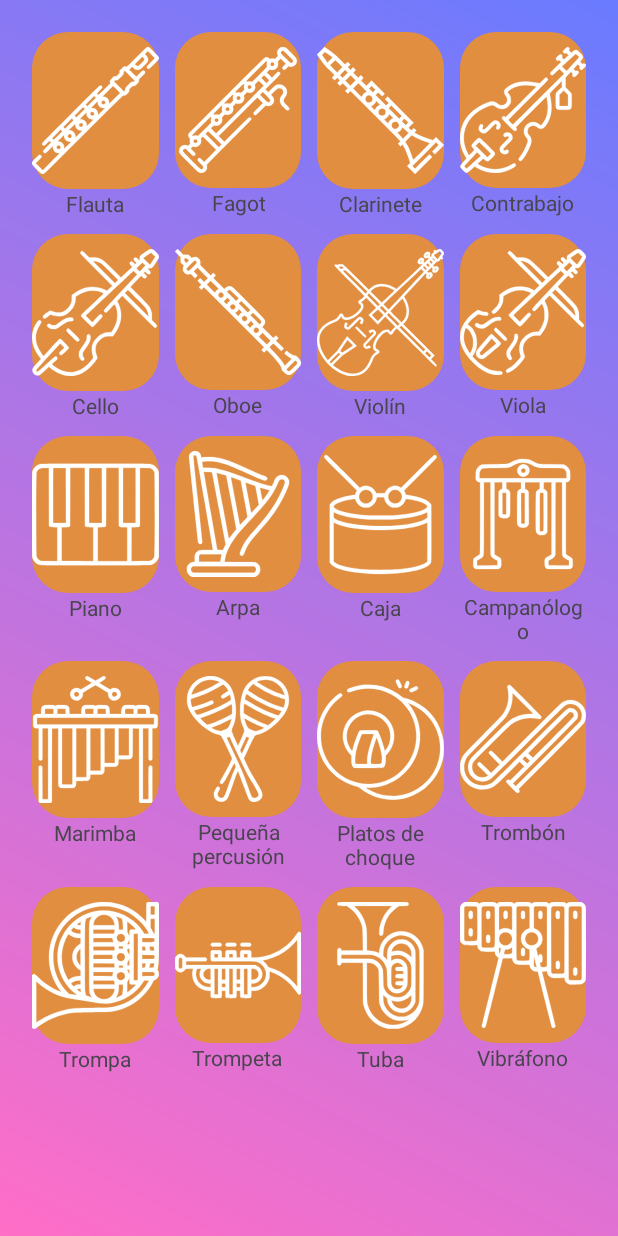
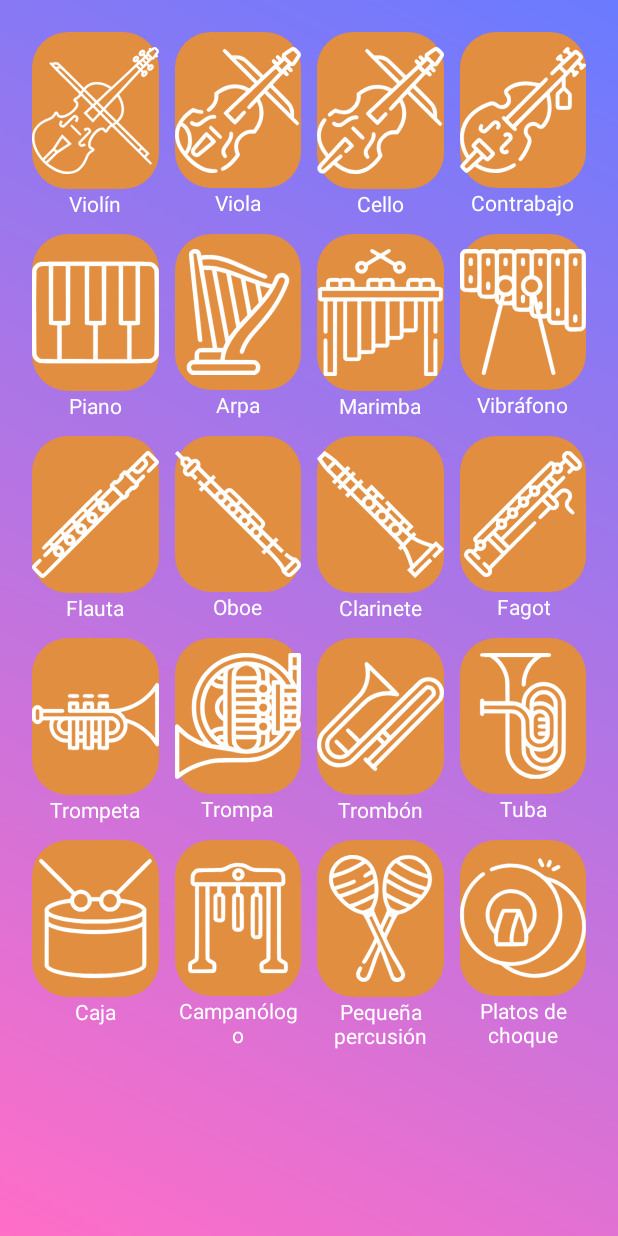
Before and after one commit to mariokhz/MusiKe, an Android app: the StudyActivity screen opened directly, with no data from a screen before it, on a phone screen of 412 x 824 dp. Run offline under Robolectric (Android 15) with nearby library versions, the phone set to English and light mode, and no system bars.

Commit message:
[study] cambio de orden

```diff
--- a/app/src/main/java/mario/khz/musike/StudyActivity.java
+++ b/app/src/main/java/mario/khz/musike/StudyActivity.java
@@ -31,6 +31,15 @@ public class StudyActivity extends AppCompatActivity {
 
         instrumentos = cargarInstrumentosDesdeAssets();
 
+        // Orden de instrumentos
+        instrumentos = new String[]{
+            "violin", "viola", "cello", "contrabajo",
+            "piano", "arpa", "marimba", "vibrafono",
+            "flauta", "oboe", "clarinete", "fagot",
+            "trompeta", "trompa", "trombon", "tuba",
+            "caja", "campanologo", "pequena_percusion", "platos_de_choque"
+        };
+
         GridLayout grid = findViewById(R.id.studyGrid);
         adapter = new StudyGridAdapter(this, instrumentos, displayNameMap);
         adapter.populate(grid);
--- a/app/src/main/java/mario/khz/musike/StudyGridAdapter.java
+++ b/app/src/main/java/mario/khz/musike/StudyGridAdapter.java
@@ -1,6 +1,7 @@
 package mario.khz.musike;
 
 import android.content.Context;
+import android.graphics.Color;
 import android.media.MediaPlayer;
 import android.view.Gravity;
 import android.view.View;
@@ -61,6 +62,7 @@ public class StudyGridAdapter {
             label.setLayoutParams(new LinearLayout.LayoutParams(LinearLayout.LayoutParams.WRAP_CONTENT, LinearLayout.LayoutParams.WRAP_CONTENT));
             label.setText(displayNameMap.get(file));
             label.setGravity(Gravity.CENTER);
+            label.setTextColor(Color.WHITE);
 
             cell.addView(btn);
             cell.addView(label);
```
